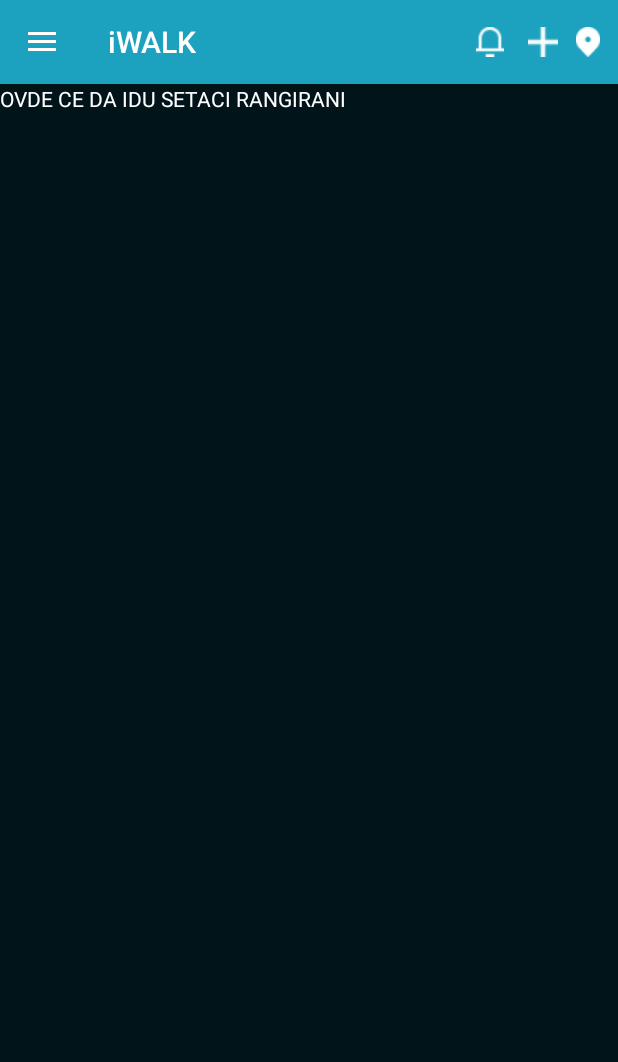
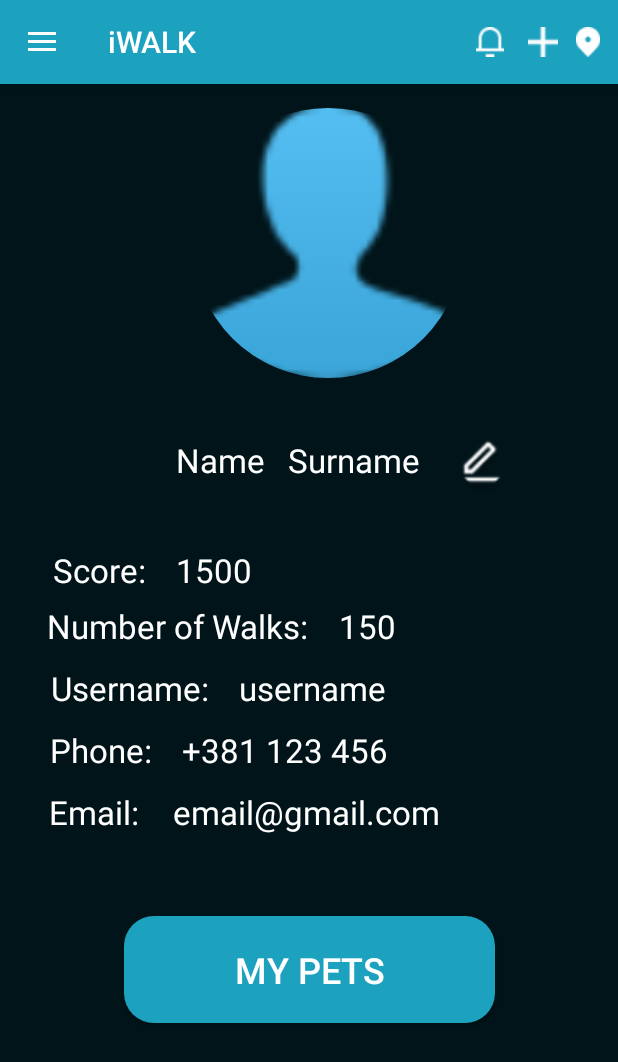
Before and after one commit to MilanDanilovic/iWALK, an Android app: the HomeActivity screen opened directly, with no data from a screen before it, in the side drawer, after a tap on "Profile", on a phone screen of 412 x 824 dp. Shown: the top 1062 px of the screen. Run offline under Robolectric (Android 15) with nearby library versions, the phone set to English and light mode, and no system bars; our stand-ins replace CircleImageView.

Commit message:
dodat je user profil

```diff
--- a/iWALK/app/src/main/java/elfak/mosis/iwalk/HomeActivity.kt
+++ b/iWALK/app/src/main/java/elfak/mosis/iwalk/HomeActivity.kt
@@ -69,7 +69,8 @@ class HomeActivity : AppCompatActivity(), NavigationView.OnNavigationItemSelecte
             R.id.nav_home -> supportFragmentManager.beginTransaction()
                 .replace(R.id.fragment_container, HomeFragment()).commit()
             R.id.nav_friends -> Toast.makeText(baseContext, "Morate se registrovati kako biste imali pristup! ", Toast.LENGTH_SHORT).show()
-            R.id.nav_profile -> Toast.makeText(baseContext, "Morate se registrovati kako biste imali pristup! ", Toast.LENGTH_SHORT).show()
+            R.id.nav_profile -> supportFragmentManager.beginTransaction()
+                .replace(R.id.fragment_container, ProfileFragment()).commit()
             R.id.nav_favourite_walkers -> Toast.makeText(baseContext, "Morate se registrovati kako biste imali pristup! ", Toast.LENGTH_SHORT).show()
             R.id.nav_active_walkers -> Toast.makeText(baseContext, "Morate se registrovati kako biste imali pristup! ", Toast.LENGTH_SHORT).show()
             R.id.nav_my_pets -> Toast.makeText(baseContext, "Morate se registrovati kako biste imali pristup! ", Toast.LENGTH_SHORT).show()
--- /dev/null
+++ b/iWALK/app/src/main/java/elfak/mosis/iwalk/ProfileFragment.kt
@@ -0,0 +1,52 @@
+package elfak.mosis.iwalk
+
+import android.os.Bundle
+import androidx.fragment.app.Fragment
+import android.view.LayoutInflater
+import android.view.View
+import android.view.ViewGroup
+
+// TODO: Rename parameter arguments, choose names that match
+// the fragment initialization parameters, e.g. ARG_ITEM_NUMBER
+private const val ARG_PARAM1 = "param1"
+private const val ARG_PARAM2 = "param2"
+
+/**
+ * A simple [Fragment] subclass.
+ * Use the [ProfileFragment.newInstance] factory method to
+ * create an instance of this fragment.
+ */
+class ProfileFragment : Fragment() {
+
+    override fun onCreate(savedInstanceState: Bundle?) {
+        super.onCreate(savedInstanceState)
+    }
+
+    override fun onCreateView(
+        inflater: LayoutInflater, container: ViewGroup?,
+        savedInstanceState: Bundle?
+    ): View? {
+        // Inflate the layout for this fragment
+        return inflater.inflate(R.layout.fragment_profile, container, false)
+    }
+
+    companion object {
+        /**
+         * Use this factory method to create a new instance of
+         * this fragment using the provided parameters.
+         *
+         * @param param1 Parameter 1.
+         * @param param2 Parameter 2.
+         * @return A new instance of fragment ProfileFragment.
+         */
+        // TODO: Rename and change types and number of parameters
+        @JvmStatic
+        fun newInstance(param1: String, param2: String) =
+            ProfileFragment().apply {
+                arguments = Bundle().apply {
+                    putString(ARG_PARAM1, param1)
+                    putString(ARG_PARAM2, param2)
+                }
+            }
+    }
+}
--- /dev/null
+++ b/iWALK/app/src/main/res/layout/fragment_profile.xml
@@ -0,0 +1,217 @@
+<?xml version="1.0" encoding="utf-8"?>
+<androidx.constraintlayout.widget.ConstraintLayout xmlns:android="http://schemas.android.com/apk/res/android"
+    xmlns:tools="http://schemas.android.com/tools"
+    xmlns:app="http://schemas.android.com/apk/res-auto"
+    android:layout_width="match_parent"
+    android:layout_height="match_parent"
+    android:background="#001419"
+    tools:context=".ProfileFragment">
+
+    <de.hdodenhof.circleimageview.CircleImageView
+        android:id="@+id/user_profile_picture"
+        android:layout_width="180dp"
+        android:layout_height="180dp"
+        android:layout_gravity="center_horizontal"
+        android:layout_marginTop="16dp"
+        android:src="@drawable/ic_user"
+        app:layout_constraintEnd_toEndOf="parent"
+        app:layout_constraintHorizontal_bias="0.554"
+        app:layout_constraintStart_toStartOf="parent"
+        app:layout_constraintTop_toTopOf="parent" />
+
+    <TextView
+        android:id="@+id/user_profile_name"
+        android:layout_width="wrap_content"
+        android:layout_height="wrap_content"
+        android:layout_marginTop="40dp"
+        android:text="Name"
+        android:textColor="#FFFFFF"
+        android:textSize="22sp"
+        app:layout_constraintEnd_toStartOf="@+id/user_profile_surname"
+        app:layout_constraintHorizontal_bias="0.883"
+        app:layout_constraintStart_toStartOf="parent"
+        app:layout_constraintTop_toBottomOf="@+id/user_profile_picture" />
+
+    <TextView
+        android:id="@+id/user_profile_surname"
+        android:layout_width="wrap_content"
+        android:layout_height="wrap_content"
+        android:layout_marginTop="40dp"
+        android:layout_marginEnd="132dp"
+        android:text="Surname"
+        android:textColor="#FFFFFF"
+        android:textSize="22sp"
+        app:layout_constraintEnd_toEndOf="parent"
+        app:layout_constraintTop_toBottomOf="@+id/user_profile_picture" />
+
+    <ImageView
+        android:id="@+id/littleDog"
+        android:layout_width="40dp"
+        android:layout_height="40dp"
+        android:layout_marginTop="40dp"
+        app:layout_constraintEnd_toEndOf="parent"
+        app:layout_constraintHorizontal_bias="0.23"
+        app:layout_constraintStart_toEndOf="@+id/user_profile_surname"
+        app:layout_constraintTop_toBottomOf="@+id/user_profile_picture"
+        app:srcCompat="@drawable/ic_user_edit" />
+
+    <TextView
+        android:id="@+id/user_profile_score"
+        android:layout_width="wrap_content"
+        android:layout_height="wrap_content"
+        android:layout_marginStart="30dp"
+        android:layout_marginTop="44dp"
+        android:layout_marginRight="10dp"
+        android:text=" Score:"
+        android:textColor="#FFFFFF"
+        android:textSize="22sp"
+        app:layout_constraintEnd_toStartOf="@+id/user_profile_score_value"
+        app:layout_constraintHorizontal_bias="0.428"
+        app:layout_constraintStart_toStartOf="parent"
+        app:layout_constraintTop_toBottomOf="@+id/user_profile_name" />
+
+    <TextView
+        android:id="@+id/user_profile_score_value"
+        android:layout_width="wrap_content"
+        android:layout_height="wrap_content"
+        android:layout_marginStart="20dp"
+        android:layout_marginTop="44dp"
+        android:layout_marginEnd="244dp"
+        android:text="1500"
+        android:textColor="#FFFFFF"
+        android:textSize="22sp"
+        app:layout_constraintEnd_toEndOf="parent"
+        app:layout_constraintStart_toEndOf="@+id/user_profile_score"
+        app:layout_constraintTop_toBottomOf="@+id/user_profile_name" />
+
+    <TextView
+        android:id="@+id/user_profile_numwalks"
+        android:layout_width="wrap_content"
+        android:layout_height="wrap_content"
+        android:layout_marginStart="30dp"
+        android:layout_marginTop="8dp"
+        android:layout_marginRight="10dp"
+        android:text=" Number of Walks:"
+        android:textColor="#FFFFFF"
+        android:textSize="22sp"
+        app:layout_constraintEnd_toStartOf="@+id/user_profile_numwalks_value"
+        app:layout_constraintHorizontal_bias="0.555"
+        app:layout_constraintStart_toStartOf="parent"
+        app:layout_constraintTop_toBottomOf="@+id/user_profile_score" />
+
+    <TextView
+        android:id="@+id/user_profile_numwalks_value"
+        android:layout_width="wrap_content"
+        android:layout_height="wrap_content"
+        android:layout_marginStart="20dp"
+        android:layout_marginTop="8dp"
+        android:layout_marginEnd="152dp"
+        android:text="150"
+        android:textColor="#FFFFFF"
+        android:textSize="22sp"
+        app:layout_constraintEnd_toEndOf="parent"
+        app:layout_constraintStart_toEndOf="@+id/user_profile_numwalks"
+        app:layout_constraintTop_toBottomOf="@+id/user_profile_score" />
+
+    <TextView
+        android:id="@+id/user_profile_username"
+        android:layout_width="wrap_content"
+        android:layout_height="wrap_content"
+        android:layout_marginStart="30dp"
+        android:layout_marginTop="12dp"
+        android:layout_marginRight="10dp"
+        android:text=" Username:"
+        android:textColor="#FFFFFF"
+        android:textSize="22sp"
+        app:layout_constraintEnd_toStartOf="@+id/user_profile_username_value"
+        app:layout_constraintHorizontal_bias="0.428"
+        app:layout_constraintStart_toStartOf="parent"
+        app:layout_constraintTop_toBottomOf="@+id/user_profile_numwalks" />
+
+    <TextView
+        android:id="@+id/user_profile_username_value"
+        android:layout_width="wrap_content"
+        android:layout_height="wrap_content"
+        android:layout_marginTop="12dp"
+        android:layout_marginEnd="156dp"
+        android:layout_marginStart="20dp"
+        android:text="username"
+        android:textColor="#FFFFFF"
+        android:textSize="22sp"
+        app:layout_constraintEnd_toEndOf="parent"
+        app:layout_constraintStart_toEndOf="@+id/user_profile_username"
+        app:layout_constraintTop_toBottomOf="@+id/user_profile_numwalks" />
+
+    <TextView
+        android:id="@+id/user_profile_phone"
+        android:layout_width="wrap_content"
+        android:layout_height="wrap_content"
+        android:layout_marginStart="30dp"
+        android:layout_marginTop="12dp"
+        android:layout_marginRight="10dp"
+        android:text=" Phone:"
+        android:textColor="#FFFFFF"
+        android:textSize="22sp"
+        app:layout_constraintEnd_toStartOf="@+id/user_profile_phone_value"
+        app:layout_constraintHorizontal_bias="0.428"
+        app:layout_constraintStart_toStartOf="parent"
+        app:layout_constraintTop_toBottomOf="@+id/user_profile_username" />
+
+    <TextView
+        android:id="@+id/user_profile_phone_value"
+        android:layout_width="wrap_content"
+        android:layout_height="wrap_content"
+        android:layout_marginTop="12dp"
+        android:layout_marginEnd="156dp"
+        android:layout_marginStart="20dp"
+        android:text="+381 123 456"
+        android:textColor="#FFFFFF"
+        android:textSize="22sp"
+        app:layout_constraintEnd_toEndOf="parent"
+        app:layout_constraintStart_toEndOf="@+id/user_profile_phone"
+        app:layout_constraintTop_toBottomOf="@+id/user_profile_username" />
+
+    <TextView
+        android:id="@+id/user_profile_email"
+        android:layout_width="wrap_content"
+        android:layout_height="wrap_content"
+        android:layout_marginStart="30dp"
+        android:layout_marginTop="12dp"
+        android:layout_marginRight="10dp"
+        android:text="Email:"
+        android:textColor="#FFFFFF"
+        android:textSize="22sp"
+        app:layout_constraintEnd_toStartOf="@+id/user_profile_email_value"
+        app:layout_constraintHorizontal_bias="0.405"
+        app:layout_constraintStart_toStartOf="parent"
+        app:layout_constraintTop_toBottomOf="@+id/user_profile_phone" />
+
+    <TextView
+        android:id="@+id/user_profile_email_value"
+        android:layout_width="wrap_content"
+        android:layout_height="wrap_content"
+        android:layout_marginTop="12dp"
+        android:layout_marginEnd="116dp"
+        android:layout_marginStart="20dp"
+        android:text="email@gmail.com"
+        android:textColor="#FFFFFF"
+        android:textSize="22sp"
+        app:layout_constraintEnd_toEndOf="parent"
+        app:layout_constraintStart_toEndOf="@+id/user_profile_email"
+        app:layout_constraintTop_toBottomOf="@+id/user_profile_phone" />
+
+    <Button
+        android:id="@+id/button_see_my_pets"
+        android:layout_width="247dp"
+        android:layout_height="71dp"
+        android:background="@drawable/btn_bg"
+        android:text="My pets"
+        android:textColor="#FFFFFF"
+        android:textSize="24sp"
+        app:layout_constraintBottom_toBottomOf="parent"
+        app:layout_constraintEnd_toEndOf="parent"
+        app:layout_constraintStart_toStartOf="parent"
+        app:layout_constraintTop_toBottomOf="@+id/user_profile_email_value"
+        app:layout_constraintVertical_bias="0.279" />
+
+</androidx.constraintlayout.widget.ConstraintLayout>
```
Also changed, not shown: iWALK/app/src/main/res/drawable/ic_user_edit.png (added).
